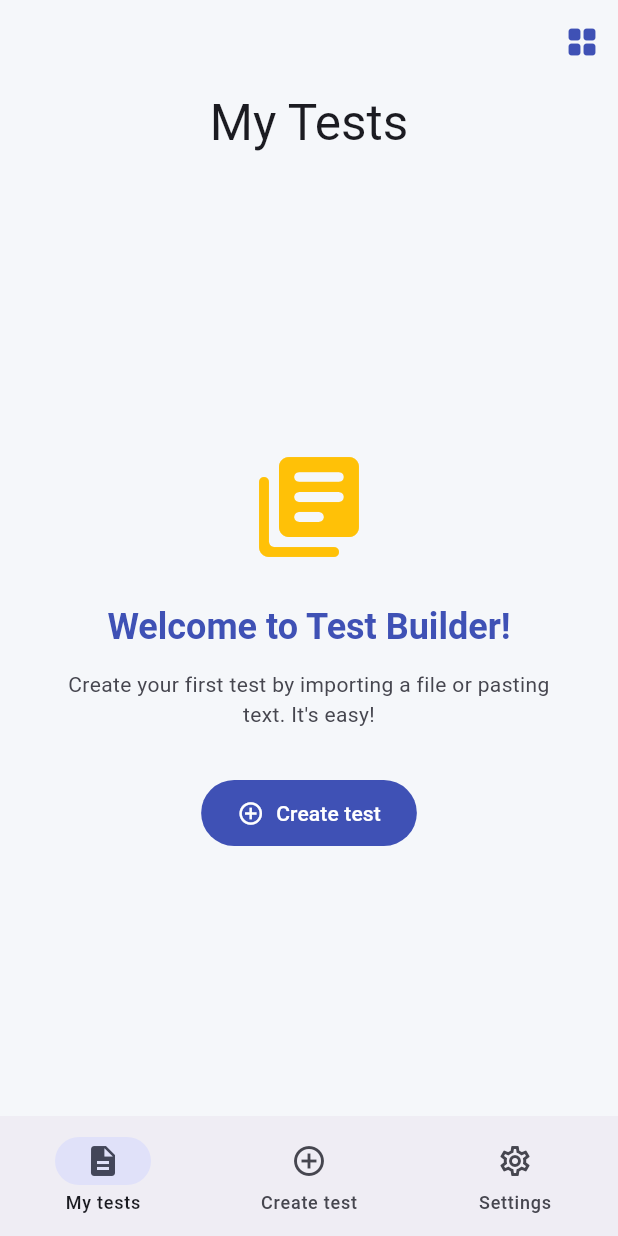
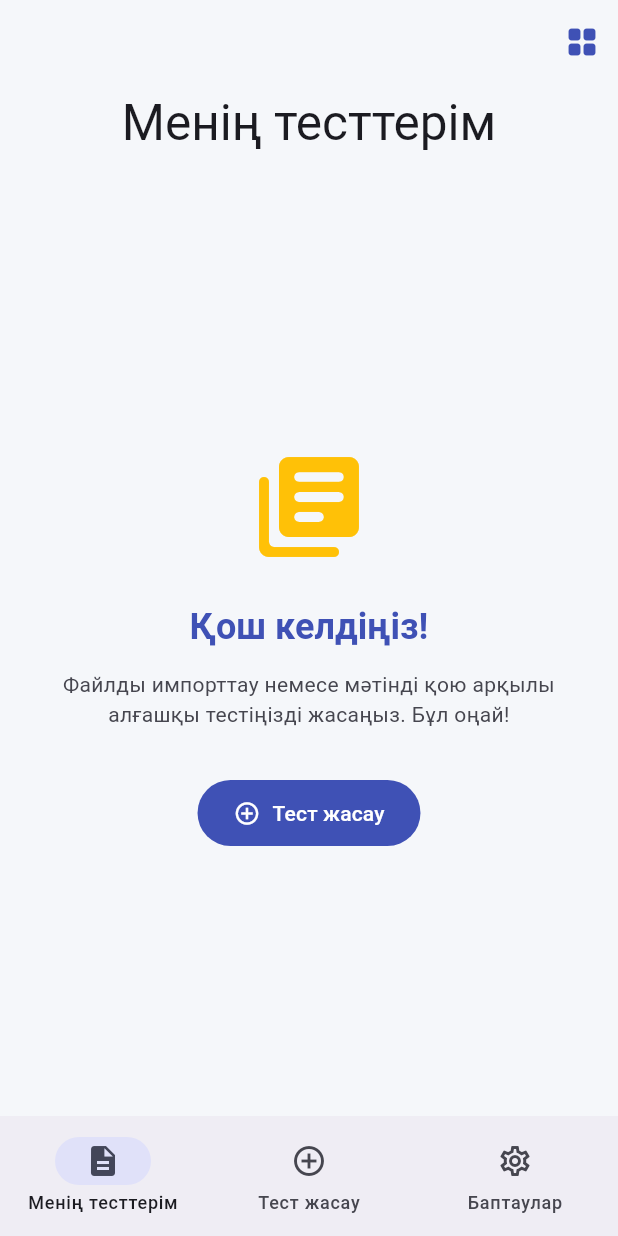
Before and after one commit to thatsbaglan-code/men-test, a Flutter app: the screen it shows after launch, on a phone screen of 412 x 824 dp. Run offline on Flutter 3.47's test engine with Material 3 defaults, Android fonts, the phone set to English and light mode, and no system bars; our stand-ins replace file_picker, shared_preferences; missing offline and left inert: docx_to_text.

Commit message:
default is kazakh

```diff
--- a/lib/main.dart
+++ b/lib/main.dart
@@ -14,7 +14,7 @@ final ValueNotifier<ThemeMode> themeNotifier = ValueNotifier(ThemeMode.light);
 enum AppLanguage { kk, ru, en }
 
 final ValueNotifier<AppLanguage> languageNotifier =
-    ValueNotifier(AppLanguage.en);
+    ValueNotifier(AppLanguage.kk);
 
 // ✅ Forces MyTestsPage to refresh even with IndexedStack
 final ValueNotifier<int> testsRevision = ValueNotifier<int>(0);
```
